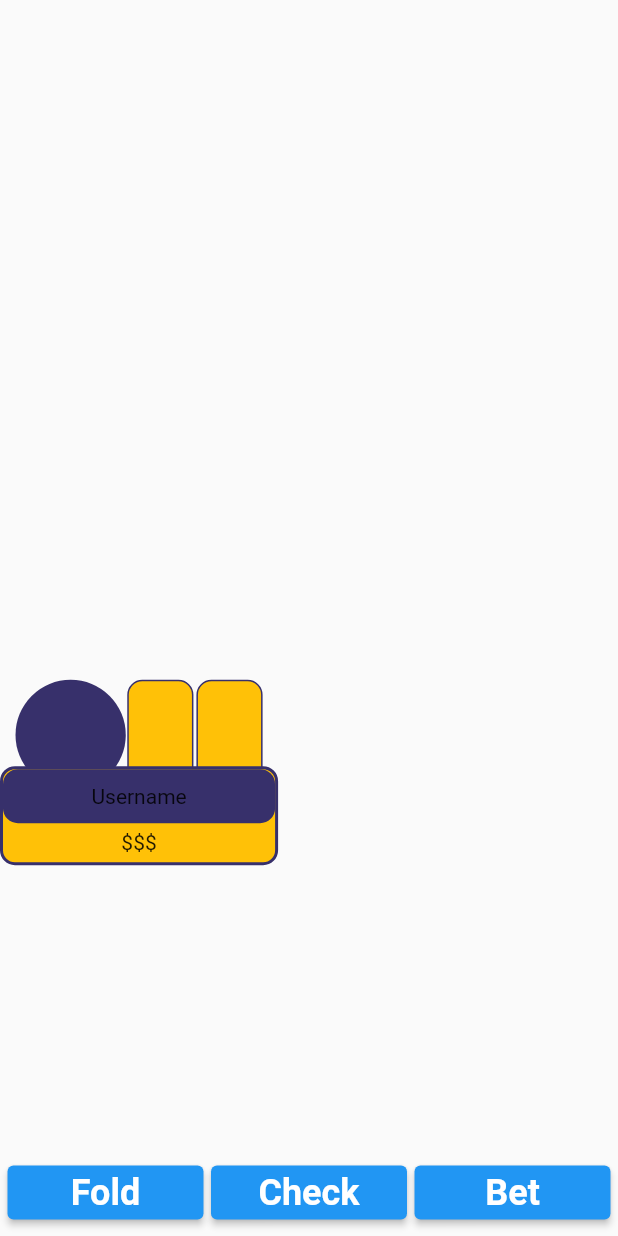
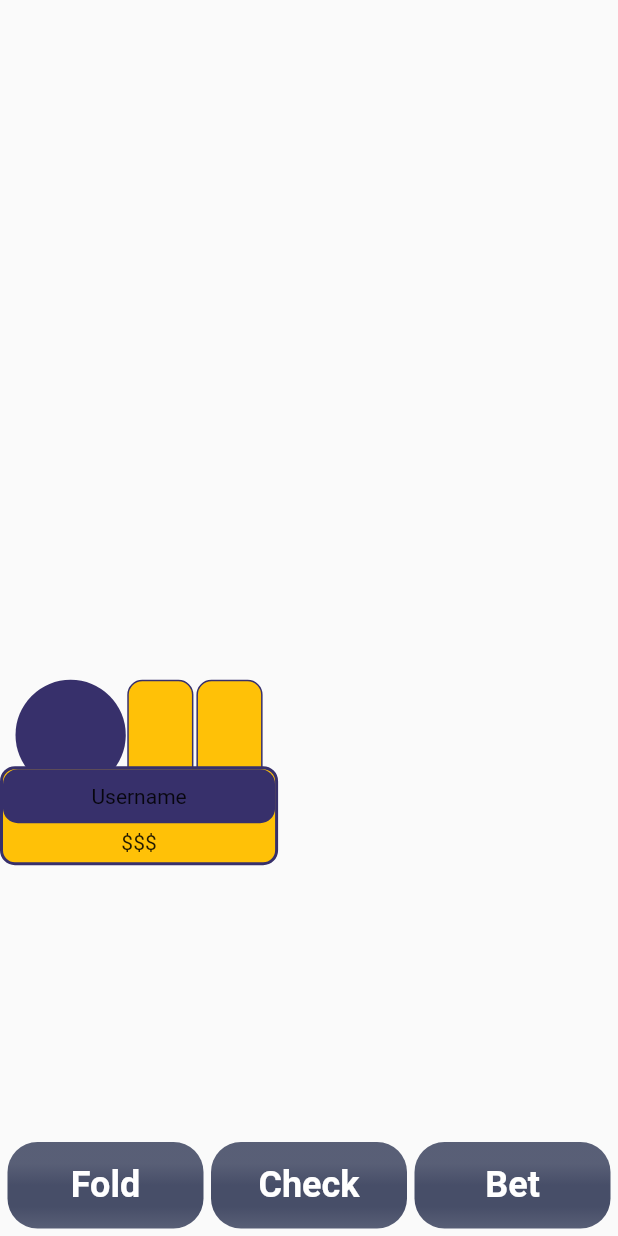
Before and after one commit to KidNeKit/Poker-Fish, a Flutter app: the TableScreen screen opened directly with empty values, on a phone screen of 412 x 824 dp. Run offline on Flutter 3.47's test engine with Material 2 defaults, Android fonts, the phone set to English and light mode, and no system bars; our stand-ins replace cloud_firestore, equatable, firebase_auth, firebase_core, flutter_bloc, percent_indicator; accounts and stored records are empty; statements that could not run were skipped.

Commit message:
Modified lobby button styles

```diff
--- a/lib/view/table_screen/components/lobby_button.dart
+++ b/lib/view/table_screen/components/lobby_button.dart
@@ -1,4 +1,6 @@
 import 'package:flutter/material.dart';
+
+import '../../../resources/colors.dart';
 
 class LobbyButton extends StatelessWidget {
   final String _text;
@@ -10,10 +12,39 @@ class LobbyButton extends StatelessWidget {
 
   @override
   Widget build(BuildContext context) {
+    var height = MediaQuery.of(context).size.height;
     return Expanded(
-      child: ElevatedButton(
-        onPressed: _onPressedFunc,
-        child: Text(_text),
+      child: Container(
+        height: 0.07 * height,
+        decoration: BoxDecoration(
+          gradient: LinearGradient(
+            begin: Alignment.topCenter,
+            end: Alignment.bottomCenter,
+            colors: [
+              greyColor.withOpacity(0.9),
+              greyColor.withOpacity(0.9),
+              greyColor,
+              greyColor,
+              greyColor.withOpacity(0.9),
+            ],
+          ),
+          borderRadius: BorderRadius.circular(20.0),
+        ),
+        child: ElevatedButton(
+          onPressed: _onPressedFunc,
+          style: ElevatedButton.styleFrom(
+            backgroundColor: Colors.transparent,
+            shadowColor: Colors.transparent,
+            elevation: 5.0,
+            shape: RoundedRectangleBorder(
+              borderRadius: BorderRadius.circular(20.0),
+            ),
+          ),
+          child: Text(
+            _text,
+            style: Theme.of(context).textTheme.labelLarge,
+          ),
+        ),
       ),
     );
   }
```
